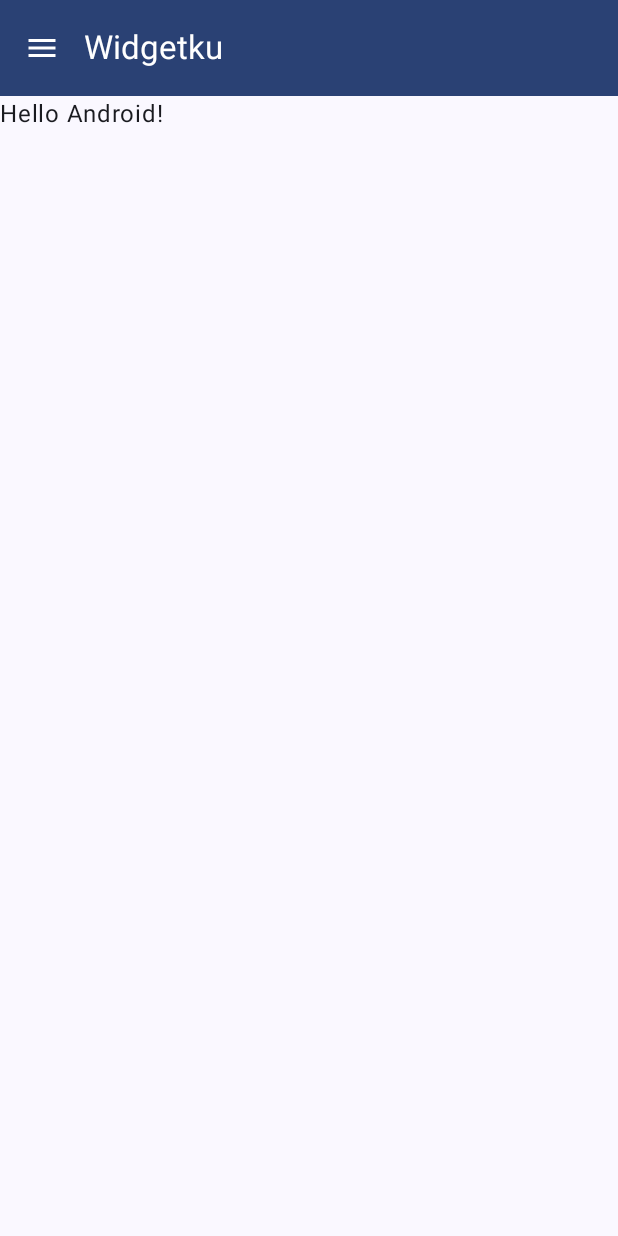
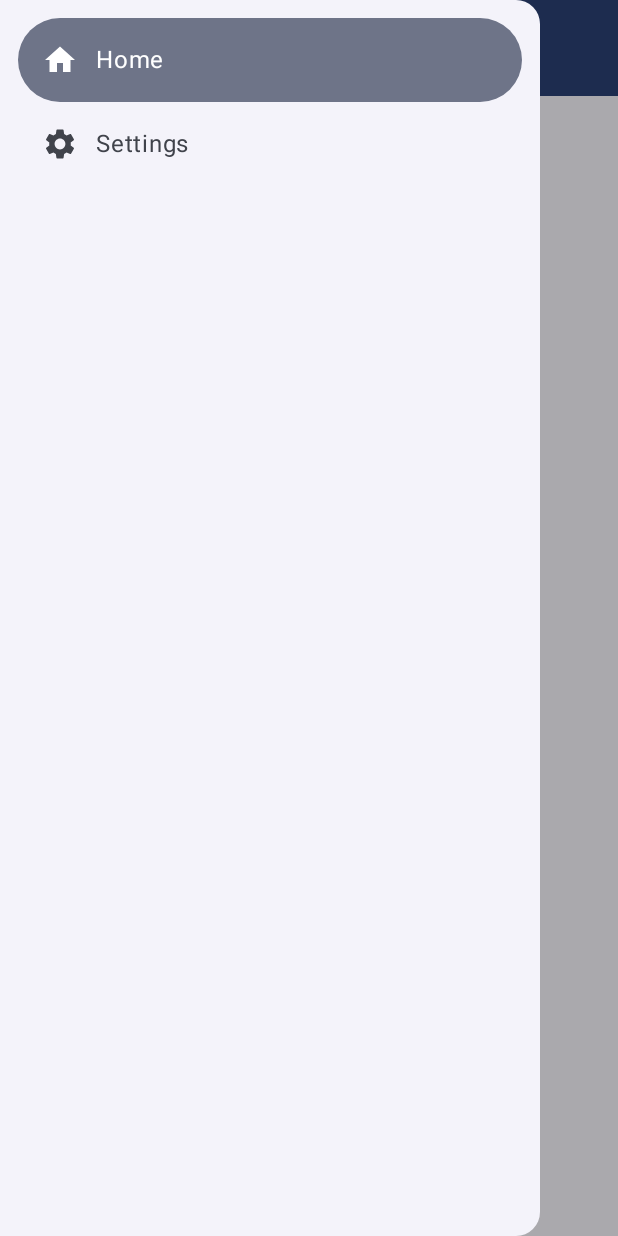
Before and after one commit to Alex16oz/Widgetku, an Android app built with Jetpack Compose: the screen it shows after launch (MainActivity), after a tap on "Menu", on a phone screen of 412 x 824 dp. Run offline under Robolectric (Android 15) with nearby library versions, the phone set to English and light mode, and no system bars.

Commit message:
v2 drawer

```diff
--- /dev/null
+++ b/app/src/main/java/com/example/widgetku/DrawerContent.kt
@@ -0,0 +1,37 @@
+package com.example.widgetku
+
+import androidx.compose.foundation.layout.Column
+import androidx.compose.foundation.layout.Spacer
+import androidx.compose.foundation.layout.height
+import androidx.compose.foundation.layout.padding
+import androidx.compose.material.icons.Icons
+import androidx.compose.material.icons.filled.Home
+import androidx.compose.material.icons.filled.Settings
+import androidx.compose.material3.Icon
+import androidx.compose.material3.ModalDrawerSheet
+import androidx.compose.material3.NavigationDrawerItem
+import androidx.compose.material3.Text
+import androidx.compose.runtime.Composable
+import androidx.compose.ui.Modifier
+import androidx.compose.ui.unit.dp
+
+@Composable
+fun DrawerContent(onItemClick: (String) -> Unit) {
+    ModalDrawerSheet {
+        Spacer(Modifier.height(12.dp))
+        NavigationDrawerItem(
+            icon = { Icon(Icons.Default.Home, contentDescription = "Home") },
+            label = { Text("Home") },
+            selected = true,
+            onClick = { onItemClick("Home") },
+            modifier = Modifier.padding(horizontal = 12.dp)
+        )
+        NavigationDrawerItem(
+            icon = { Icon(Icons.Default.Settings, contentDescription = "Settings") },
+            label = { Text("Settings") },
+            selected = false,
+            onClick = { onItemClick("Settings") },
+            modifier = Modifier.padding(horizontal = 12.dp)
+        )
+    }
+}
--- a/app/src/main/java/com/example/widgetku/MainActivity.kt
+++ b/app/src/main/java/com/example/widgetku/MainActivity.kt
@@ -6,20 +6,25 @@ import androidx.activity.compose.setContent
 import androidx.activity.enableEdgeToEdge
 import androidx.compose.foundation.layout.fillMaxSize
 import androidx.compose.foundation.layout.padding
+import androidx.compose.material3.DrawerValue
 import androidx.compose.material3.ExperimentalMaterial3Api
 import androidx.compose.material3.Icon
 import androidx.compose.material3.IconButton
 import androidx.compose.material3.MaterialTheme
+import androidx.compose.material3.ModalNavigationDrawer
 import androidx.compose.material3.Scaffold
 import androidx.compose.material3.Text
 import androidx.compose.material3.TopAppBar
 import androidx.compose.material3.TopAppBarDefaults
+import androidx.compose.material3.rememberDrawerState
 import androidx.compose.runtime.Composable
+import androidx.compose.runtime.rememberCoroutineScope
 import androidx.compose.ui.Modifier
 import androidx.compose.ui.tooling.preview.Preview
 import com.example.widgetku.ui.theme.WidgetkuTheme
 import androidx.compose.material.icons.Icons
 import androidx.compose.material.icons.filled.Menu
+import kotlinx.coroutines.launch
 
 class MainActivity : ComponentActivity() {
     @OptIn(ExperimentalMaterial3Api::class)
@@ -28,13 +33,32 @@ class MainActivity : ComponentActivity() {
         enableEdgeToEdge()
         setContent {
             WidgetkuTheme {
+                val drawerState = rememberDrawerState(initialValue = DrawerValue.Closed)
+                val scope = rememberCoroutineScope()
+
+                ModalNavigationDrawer(
+                    drawerState = drawerState,
+                    drawerContent = {
+                        DrawerContent(onItemClick = {
+                            scope.launch {
+                                drawerState.close()
+                            }
+                        })
+                    }
+                ) {
                     Scaffold(
                         modifier = Modifier.fillMaxSize(),
                         topBar = {
                             TopAppBar(
                                 title = { Text("Widgetku") },
                                 navigationIcon = {
-                                IconButton(onClick = { /* Aksi navigasi */ }) {
+                                    IconButton(onClick = {
+                                        scope.launch {
+                                            drawerState.apply {
+                                                if (isClosed) open() else close()
+                                            }
+                                        }
+                                    }) {
                                         Icon(Icons.Filled.Menu, contentDescription = "Menu")
                                     }
                                 },
@@ -50,6 +74,7 @@ class MainActivity : ComponentActivity() {
                             name = "Android",
                             modifier = Modifier.padding(innerPadding)
                         )
+                    }
                 }
             }
         }
```
Lines whose indentation alone changed are shown as unchanged.
